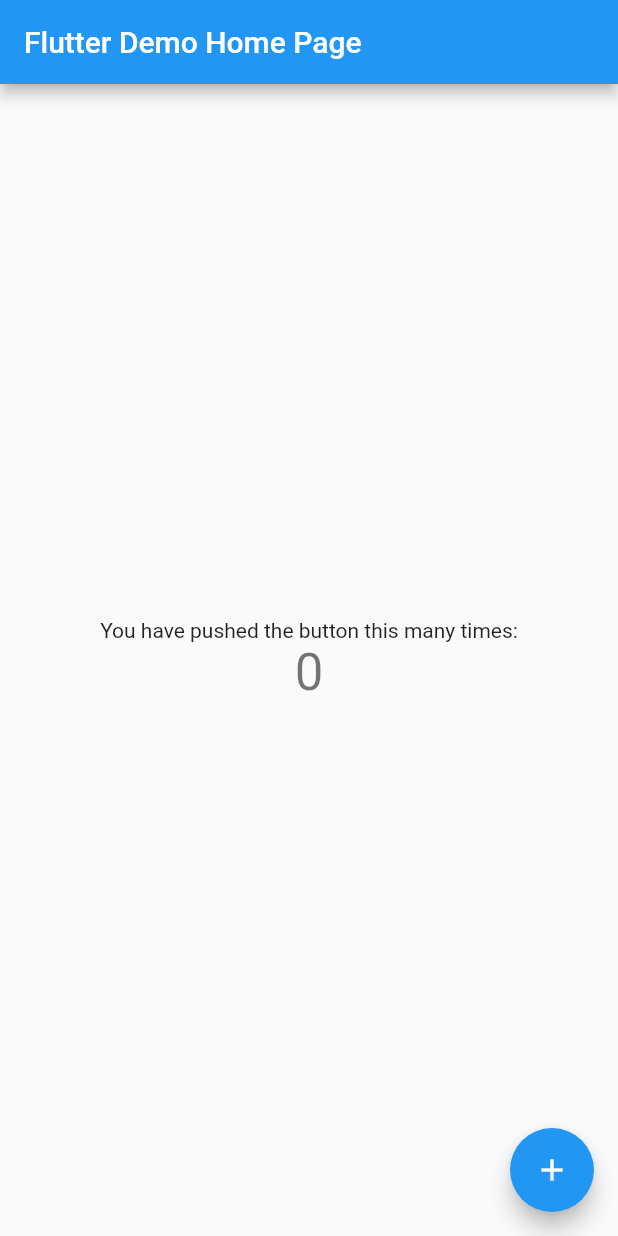
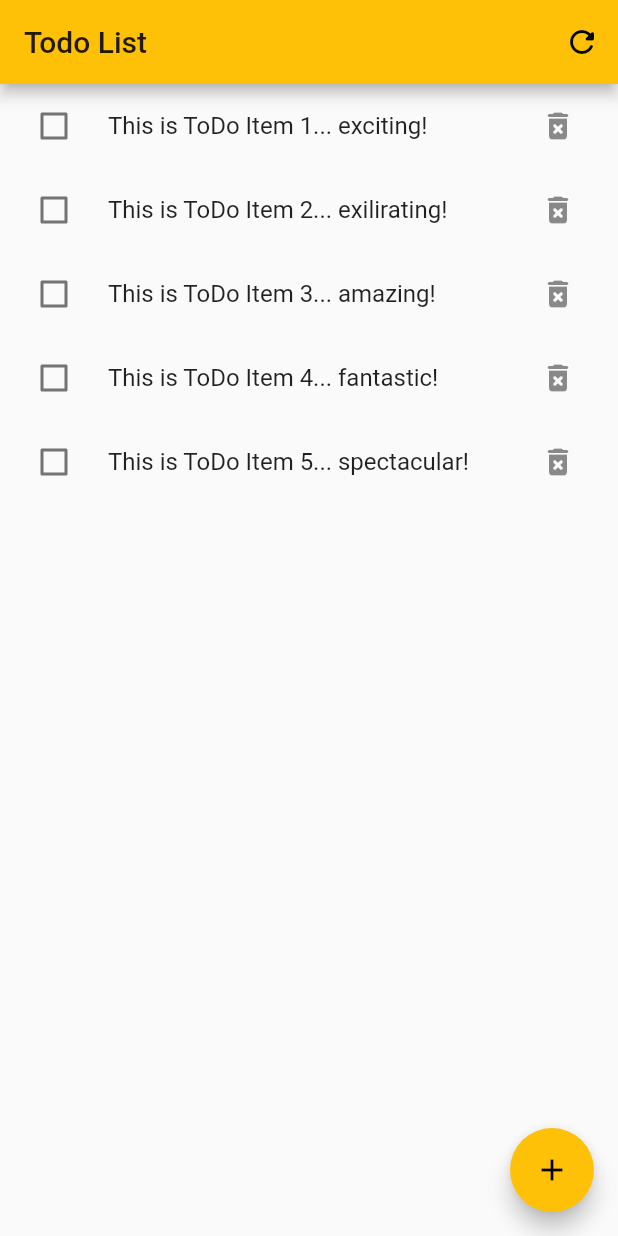
Before and after one commit to JELaVallee/ampd_up_flutter_amplify_graphql, a Flutter app: the screen it shows after launch, on a phone screen of 412 x 824 dp. Run offline on Flutter 3.47's test engine with Material 2 defaults, Android fonts, the phone set to English and light mode, and no system bars.

Commit message:
Added boring ToDo List functionality...

```diff
--- a/lib/main.dart
+++ b/lib/main.dart
@@ -1,113 +1,110 @@
+import 'dart:convert';
+
 import 'package:flutter/material.dart';
 
+// Models
+import './models/todo.dart';
+
+// Views
+import './views/list_todos_view.dart';
+import './views/add_todo_view.dart';
+
+// TODO: Where is this being used?
+// Random Number Utility
+import 'dart:math';
+
+Random randomNumber = new Random();
+
 void main() {
-  runApp(MyApp());
+  runApp(TodoApp());
 }
 
-class MyApp extends StatelessWidget {
-  // This widget is the root of your application.
+class TodoApp extends StatelessWidget {
   @override
   Widget build(BuildContext context) {
-    return MaterialApp(
-      title: 'Flutter Demo',
-      theme: ThemeData(
-        // This is the theme of your application.
-        //
-        // Try running your application with "flutter run". You'll see the
-        // application has a blue toolbar. Then, without quitting the app, try
-        // changing the primarySwatch below to Colors.green and then invoke
-        // "hot reload" (press "r" in the console where you ran "flutter run",
-        // or simply save your changes to "hot reload" in a Flutter IDE).
-        // Notice that the counter didn't reset back to zero; the application
-        // is not restarted.
-        primarySwatch: Colors.blue,
-      ),
-      home: MyHomePage(title: 'Flutter Demo Home Page'),
-    );
+    return TodoWidget();
   }
 }
 
-class MyHomePage extends StatefulWidget {
-  MyHomePage({Key? key, required this.title}) : super(key: key);
+class TodoWidget extends StatefulWidget {
+  @override
+  State<StatefulWidget> createState() {
+    return TodoListState();
+  }
+}
 
-  // This widget is the home page of your application. It is stateful, meaning
-  // that it has a State object (defined below) that contains fields that affect
-  // how it looks.
-
-  // This class is the configuration for the state. It holds the values (in this
-  // case the title) provided by the parent (in this case the App widget) and
-  // used by the build method of the State. Fields in a Widget subclass are
-  // always marked "final".
-
-  final String title;
+class TodoListState extends State<TodoWidget> {
+  List<Todo> todoItems = [
+    new Todo('1', 'This is ToDo Item 1... exciting!', false),
+    new Todo('2', 'This is ToDo Item 2... exilirating!', false),
+    new Todo('3', 'This is ToDo Item 3... amazing!', false),
+    new Todo('4', 'This is ToDo Item 4... fantastic!', false),
+    new Todo('5', 'This is ToDo Item 5... spectacular!', false),
+  ];
 
   @override
-  _MyHomePageState createState() => _MyHomePageState();
-}
+  void initState() {
+    super.initState();
+  }
 
-class _MyHomePageState extends State<MyHomePage> {
-  int _counter = 0;
+  // Callbacks
+  // Switch completion state for toggled todo item
+  void onTodoToggle(Todo todo) {
+    _updateTodoItem(todo);
+  }
 
-  void _incrementCounter() {
+  // Create new todo item
+  void onTodoAdd(String name) {
+    _addTodoItem(Todo("1111", name, false));
+  }
+
+  void onDeleteTodoItem(Todo todo) {
+    _deleteTodoItem(todo);
+  }
+
+  // Service Handlers
+  void _updateTodoList() async {
+    return;
+  }
+
+  void _addTodoItem(Todo todo) async {
     setState(() {
-      // This call to setState tells the Flutter framework that something has
-      // changed in this State, which causes it to rerun the build method below
-      // so that the display can reflect the updated values. If we changed
-      // _counter without calling setState(), then the build method would not be
-      // called again, and so nothing would appear to happen.
-      _counter++;
+      todoItems.add(todo);
     });
+    _updateTodoList();
+  }
+
+  void _updateTodoItem(Todo todo) async {
+    setState(() {
+      todo.completed = !todo.isCompleted;
+    });
+    _updateTodoList();
+  }
+
+  void _deleteTodoItem(Todo todo) async {
+    setState(() {
+      todoItems.remove(todo);
+    });
+    _updateTodoList();
   }
 
   @override
   Widget build(BuildContext context) {
-    // This method is rerun every time setState is called, for instance as done
-    // by the _incrementCounter method above.
-    //
-    // The Flutter framework has been optimized to make rerunning build methods
-    // fast, so that you can just rebuild anything that needs updating rather
-    // than having to individually change instances of widgets.
-    return Scaffold(
-      appBar: AppBar(
-        // Here we take the value from the MyHomePage object that was created by
-        // the App.build method, and use it to set our appbar title.
-        title: Text(widget.title),
-      ),
-      body: Center(
-        // Center is a layout widget. It takes a single child and positions it
-        // in the middle of the parent.
-        child: Column(
-          // Column is also a layout widget. It takes a list of children and
-          // arranges them vertically. By default, it sizes itself to fit its
-          // children horizontally, and tries to be as tall as its parent.
-          //
-          // Invoke "debug painting" (press "p" in the console, choose the
-          // "Toggle Debug Paint" action from the Flutter Inspector in Android
-          // Studio, or the "Toggle Debug Paint" command in Visual Studio Code)
-          // to see the wireframe for each widget.
-          //
-          // Column has various properties to control how it sizes itself and
-          // how it positions its children. Here we use mainAxisAlignment to
-          // center the children vertically; the main axis here is the vertical
-          // axis because Columns are vertical (the cross axis would be
-          // horizontal).
-          mainAxisAlignment: MainAxisAlignment.center,
-          children: <Widget>[
-            Text(
-              'You have pushed the button this many times:',
-            ),
-            Text(
-              '$_counter',
-              style: Theme.of(context).textTheme.headline4,
-            ),
-          ],
+    return MaterialApp(
+        title: 'Todo App',
+        debugShowCheckedModeBanner: false,
+        theme: ThemeData(
+          primarySwatch: Colors.amber,
+          visualDensity: VisualDensity.adaptivePlatformDensity,
         ),
-      ),
-      floatingActionButton: FloatingActionButton(
-        onPressed: _incrementCounter,
-        tooltip: 'Increment',
-        child: Icon(Icons.add),
-      ), // This trailing comma makes auto-formatting nicer for build methods.
-    );
+        initialRoute: "/",
+        routes: {
+          '/': (context) => ListTodosView(
+              todoItems: todoItems,
+              onTodoToggle: onTodoToggle,
+              reloadTodoList: _updateTodoList,
+              onDeleteTodo: onDeleteTodoItem),
+          '/addtodo': (context) => AddTodoView(onTodoAdd: onTodoAdd)
+        });
   }
 }
--- /dev/null
+++ b/lib/models/todo.dart
@@ -0,0 +1,22 @@
+class Todo {
+  String _id = '';
+  String _name = '';
+  String _description = '';
+  bool _completed = false;
+
+  // Default constructor
+  Todo(this._id, this._name, this._completed);
+
+  // Obligatory getter/setters
+  String get id => this._id;
+  set id(String id) => this._id = id;
+
+  String get name => this._name;
+  set name(String name) => this._name = name;
+
+  String get description => this._description;
+  set description(String description) => this._description = description;
+
+  bool get isCompleted => this._completed;
+  set completed(bool state) => this._completed = state;
+}
--- /dev/null
+++ b/lib/views/add_todo_view.dart
@@ -0,0 +1,38 @@
+import 'package:flutter/material.dart';
+
+class AddTodoView extends StatefulWidget {
+  final onTodoAdd;
+
+  AddTodoView({@required this.onTodoAdd});
+
+  @override
+  State<StatefulWidget> createState() {
+    return AddTodoState();
+  }
+}
+
+class AddTodoState extends State<AddTodoView> {
+  final TextEditingController textController = TextEditingController();
+
+  @override
+  Widget build(BuildContext context) {
+    return Scaffold(
+      appBar: AppBar(title: Text('New Todo Item')),
+      body: Center(
+          child: Padding(
+              padding: EdgeInsets.all(16),
+              child: TextField(
+                  autofocus: true,
+                  controller: textController,
+                  decoration: InputDecoration(
+                      labelText: 'Enter your new todo item...')))),
+      floatingActionButton: FloatingActionButton(
+        child: Icon(Icons.save),
+        onPressed: () {
+          widget.onTodoAdd(textController.text);
+          Navigator.pop(context);
+        },
+      ),
+    );
+  }
+}
--- /dev/null
+++ b/lib/views/list_todos_view.dart
@@ -0,0 +1,55 @@
+import 'package:flutter/material.dart';
+import '../models/todo.dart';
+
+class ListTodosView extends StatelessWidget {
+  final List<Todo> todoItems;
+  final reloadTodoList;
+  final onTodoToggle;
+  final onDeleteTodo;
+
+  ListTodosView(
+      {@required todoItems,
+      @required onTodoToggle,
+      @required reloadTodoList,
+      @required onDeleteTodo}) :
+        this.todoItems = todoItems ?? [],
+        this.onTodoToggle = onTodoToggle ?? null,
+        this.reloadTodoList = reloadTodoList ?? null,
+        this.onDeleteTodo = onDeleteTodo ?? null;
+
+  @override
+  Widget build(BuildContext context) {
+    return Scaffold(
+      appBar: AppBar(
+        title: Text('Todo List'),
+        actions: <Widget>[
+          IconButton(
+            icon: const Icon(Icons.refresh_rounded),
+            tooltip: 'Reload List',
+            onPressed: () {
+              this.reloadTodoList();
+            },
+          ),
+        ],
+      ),
+      body: ListView.builder(
+          itemCount: todoItems.length,
+          itemBuilder: (context, index) {
+            return CheckboxListTile(
+              title: Text(todoItems[index].name),
+              value: todoItems[index].isCompleted,
+              controlAffinity: ListTileControlAffinity.leading,
+              secondary: IconButton(
+                icon: Icon(Icons.delete_forever_rounded),
+                tooltip: "Delete Todo Item",
+                onPressed: () => onDeleteTodo(todoItems[index]),
+              ),
+              onChanged: (_) => onTodoToggle(todoItems[index]),
+            );
+          }),
+      floatingActionButton: FloatingActionButton(
+          onPressed: () => Navigator.pushNamed(context, '/addtodo'),
+          child: Icon(Icons.add)),
+    );
+  }
+}
```
